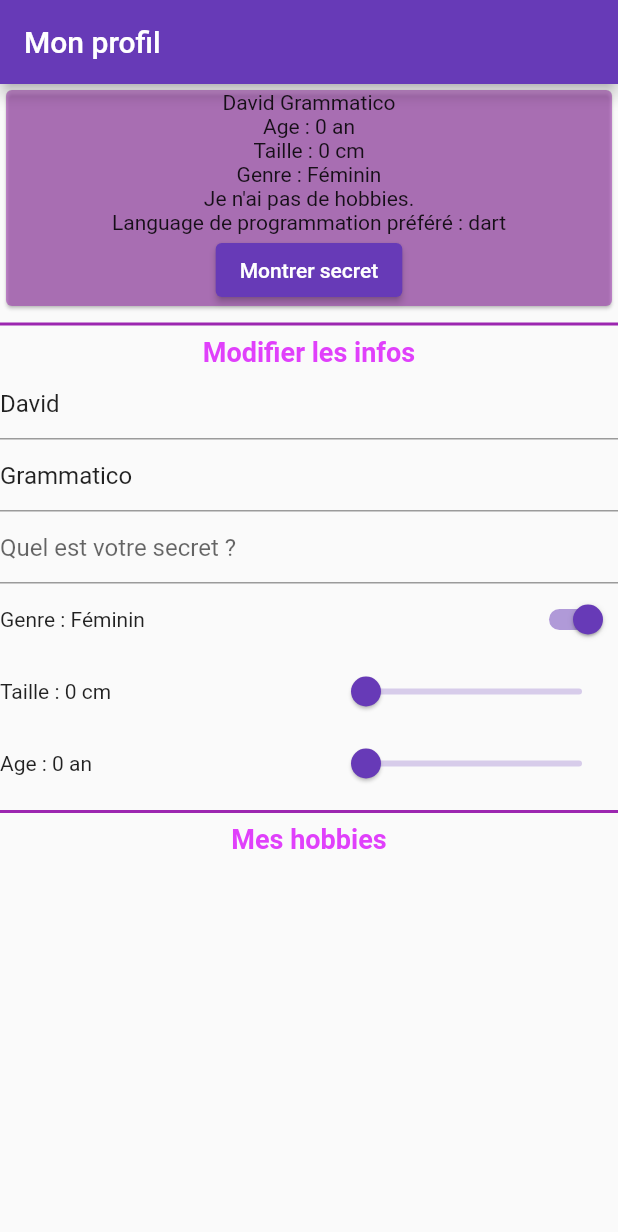
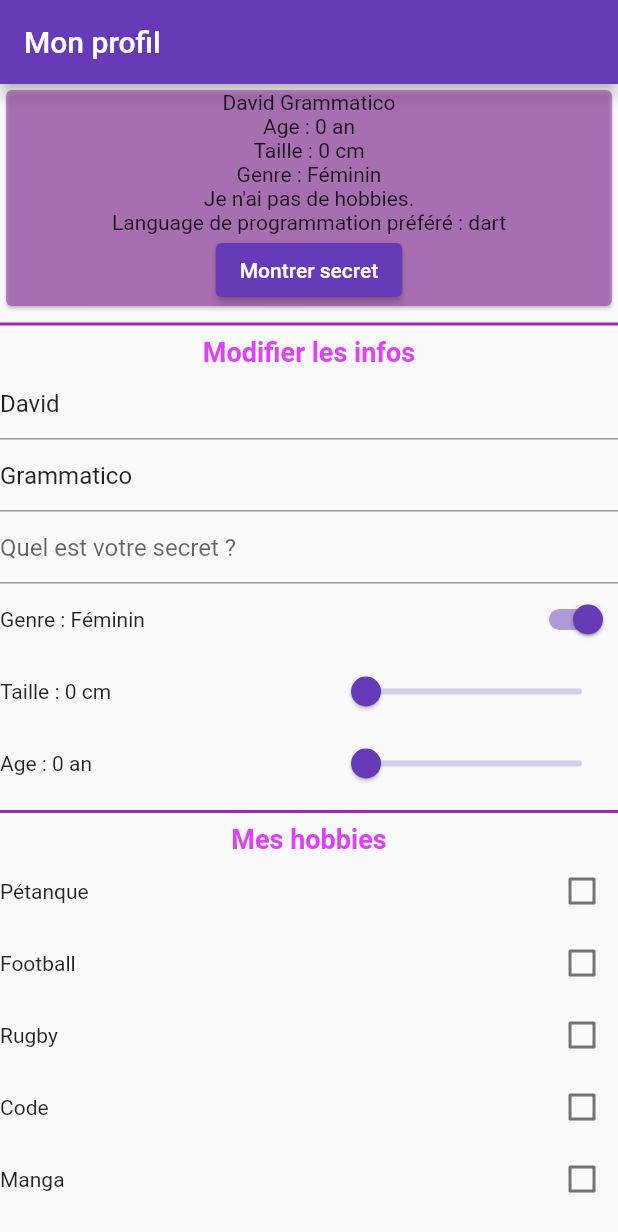
Before and after one commit to Lugdu84/exos_interractifs, a Flutter app: the screen it shows after launch, on a phone screen of 412 x 824 dp. Shown: the top 1232 px of the screen. Run offline on Flutter 3.47's test engine with Material 2 defaults, Android fonts, the light colour scheme and no system bars.

Commit message:
update Card width sizebox

```diff
--- a/lib/view/home_view.dart
+++ b/lib/view/home_view.dart
@@ -46,6 +46,7 @@ class HomeViewState extends State<HomeView> {
 
   @override
   Widget build(BuildContext context) {
+    double width = MediaQuery.of(context).size.width;
     return Scaffold(
       appBar: AppBar(
         title: const Text("Mon profil"),
@@ -53,9 +54,11 @@ class HomeViewState extends State<HomeView> {
       body: SingleChildScrollView(
           child: Column(
         mainAxisSize: MainAxisSize.max,
-        mainAxisAlignment: MainAxisAlignment.spaceAround,
+        mainAxisAlignment: MainAxisAlignment.spaceEvenly,
         children: [
-          Card(
+          SizedBox(
+            width: width,
+            child: Card(
               color: Colors.purple.withOpacity(0.5),
               child: Column(
                 children: [
@@ -78,10 +81,8 @@ class HomeViewState extends State<HomeView> {
                 ],
               ),
             ),
-          const Divider(
-            thickness: 2,
-            color: Colors.purple,
           ),
+          myDivider(),
           const SubTitle(texte: "Modifier les infos"),
           myTextField(controller: firstName, hint: "Entrez votre prénom"),
           myTextField(controller: lastName, hint: "Entrez votre nom"),
@@ -135,11 +136,11 @@ class HomeViewState extends State<HomeView> {
                   }))
             ],
           ),
-          const Divider(
-            thickness: 2,
-            color: Colors.purple,
-          ),
+          myDivider(),
           const SubTitle(texte: "Mes hobbies"),
+          myHobbyes(),
+          myDivider(),
+          const SubTitle(texte: "Mon language préféré")
         ],
       )),
     );
@@ -169,15 +170,52 @@ class HomeViewState extends State<HomeView> {
 
   updateUser() {
     setState(() {
-      profil = Profil(
-        firstName: (firstName.text != profil.firstName)
-            ? firstName.text
-            : profil.firstName,
-        lastName: (lastName.text != profil.lastName)
-            ? lastName.text
-            : profil.lastName,
-        secret: (secret.text != profil.secret) ? secret.text : profil.secret,
-      );
+      profil.firstName = firstName.text;
+      profil.lastName = lastName.text;
+      profil.secret = secret.text;
     });
   }
+
+  Column myHobbyes() {
+    List<Widget> children = [];
+    hobbies.forEach((hobby, checked) {
+      Row myHobby = Row(
+        mainAxisSize: MainAxisSize.max,
+        mainAxisAlignment: MainAxisAlignment.spaceBetween,
+        children: [
+          Text(hobby),
+          Checkbox(
+              value: checked,
+              onChanged: (newBool) {
+                setState(() {
+                  hobbies[hobby] = newBool ?? false;
+                  List<String> str = [];
+                  hobbies.forEach((key, value) {
+                    if (value == true) {
+                      str.add(key);
                     }
+                  });
+                  profil.hobbies = str;
+                });
+              })
+        ],
+      );
+      children.add(myHobby);
+    });
+    return Column(
+      children: children,
+    );
+  }
+
+  Divider myDivider() {
+    return const Divider(
+      thickness: 2,
+      color: Colors.purple,
+    );
+  }
+
+  Column myRadios() {
+    List<Widget> widgets = [];
+    return Column();
+  }
+}
```
Lines whose indentation alone changed are shown as unchanged.
